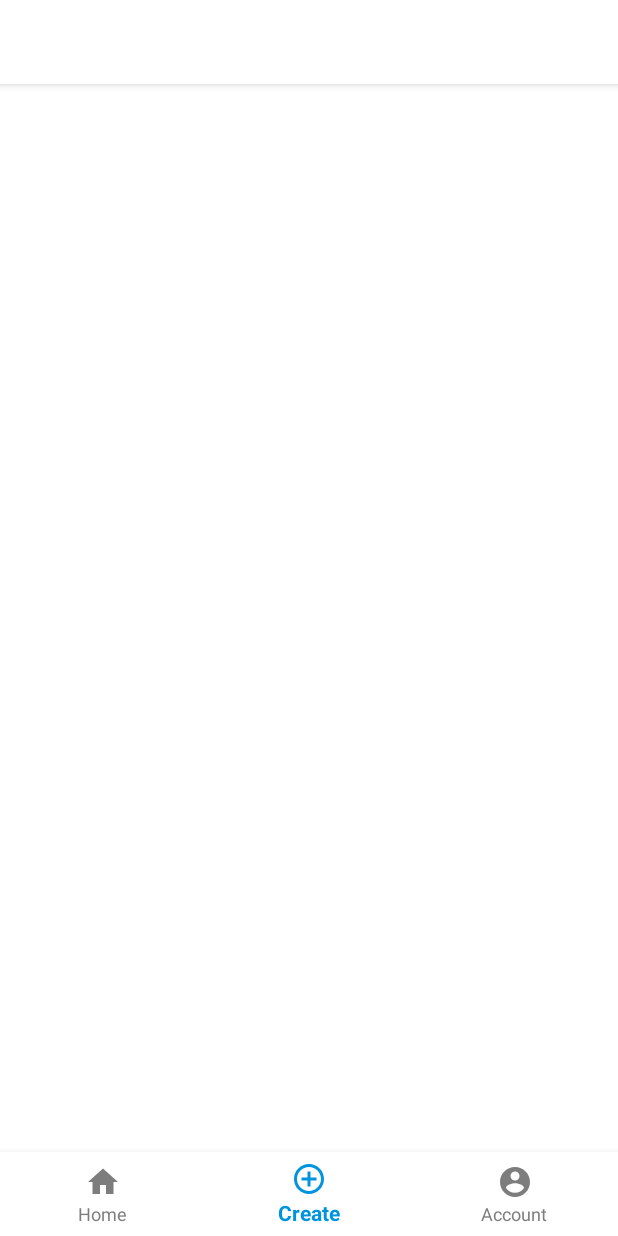
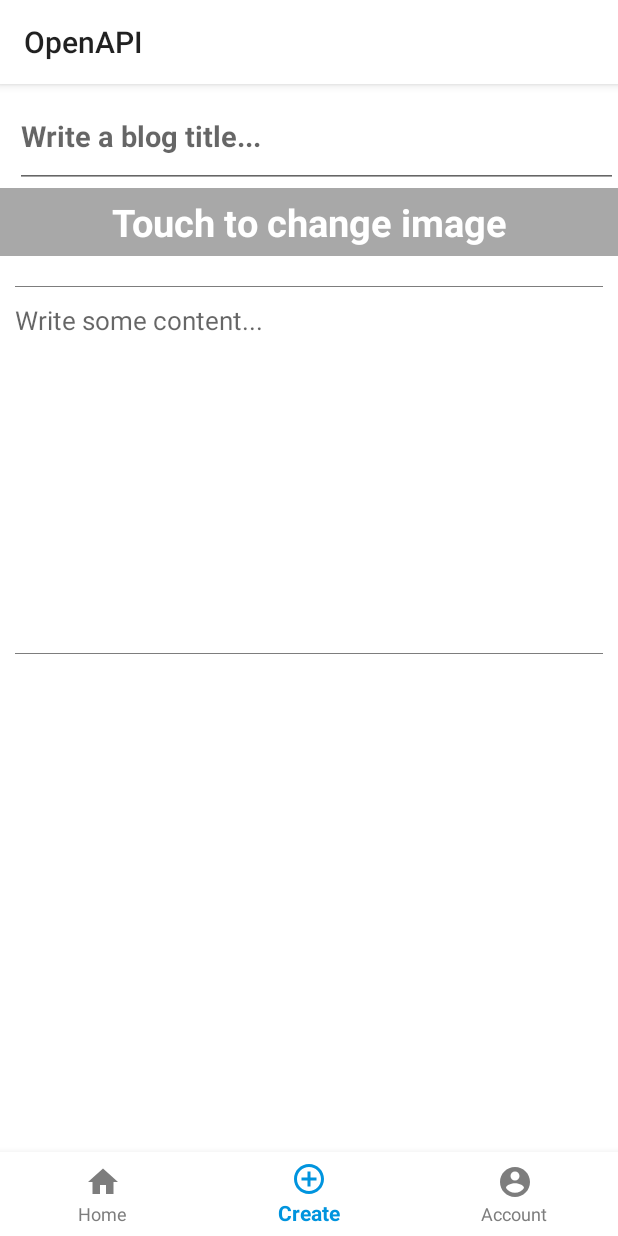
Before and after one commit to SPReddy17/OpenApi, an Android app: the MainActivity screen opened directly, with no data from a screen before it, item 2 of the bottom bar chosen, on a phone screen of 412 x 824 dp. Run offline under Robolectric (Android 15) with nearby library versions, the phone set to English and light mode, and no system bars; our stand-ins replace Dagger/Hilt's generated code.

Commit message:
CustomBottomNavController

```diff
--- a/app/src/main/java/com/android/openapi/ui/main/MainActivity.kt
+++ b/app/src/main/java/com/android/openapi/ui/main/MainActivity.kt
@@ -4,27 +4,112 @@ import android.content.Intent
 import android.os.Bundle
 import android.os.PersistableBundle
 import android.util.Log
+import android.view.MenuItem
 import android.view.View
+import androidx.fragment.app.Fragment
 import androidx.lifecycle.Observer
+import androidx.navigation.NavController
 import com.android.openapi.R
 import com.android.openapi.ui.BaseActivity
 import com.android.openapi.ui.auth.AuthActivity
-import kotlinx.android.synthetic.main.activity_main.progress_bar
+import com.android.openapi.ui.main.account.ChangePasswordFragment
+import com.android.openapi.ui.main.account.UpdateAccountFragment
+import com.android.openapi.ui.main.blog.UpdateBlogFragment
+import com.android.openapi.ui.main.blog.ViewBlogFragment
+import com.android.openapi.util.BottomNavController
+import com.android.openapi.util.setUpNavigation
+import com.google.android.material.bottomnavigation.BottomNavigationView
+import kotlinx.android.synthetic.main.activity_main.*
 
-class MainActivity :BaseActivity(){
+class MainActivity : BaseActivity(),
+    BottomNavController.NavGraphProvider,
+    BottomNavController.OnNavigationGraphChanged,
+    BottomNavController.OnNavigationReselectedListener
+{
 
+    private lateinit var bottomNavigationView: BottomNavigationView
+
+    private val bottomNavController by lazy(LazyThreadSafetyMode.NONE) {
+        BottomNavController(
+            this,
+            R.id.main_nav_host_fragment,
+            R.id.nav_blog,
+            this,
+            this)
+    }
+
+    override fun getNavGraphId(itemId: Int) = when(itemId){
+        R.id.nav_blog -> {
+            R.navigation.nav_blog
+        }
+        R.id.nav_create_blog -> {
+            R.navigation.nav_create_blog
+        }
+        R.id.nav_account -> {
+            R.navigation.nav_account
+        }
+        else -> {
+            R.navigation.nav_blog
+        }
+    }
+
+    override fun onGraphChange() {
+//        TODO("What needs to happen when the graph changes?")
+    }
+
+    override fun onReselectNavItem(
+        navController: NavController,
+        fragment: Fragment
+    ) = when(fragment){
+
+        is ViewBlogFragment -> {
+            navController.navigate(R.id.action_viewBlogFragment_to_home)
+        }
+
+        is UpdateBlogFragment -> {
+            navController.navigate(R.id.action_updateBlogFragment_to_home)
+        }
+
+        is UpdateAccountFragment -> {
+            navController.navigate(R.id.action_updateAccountFragment_to_home)
+        }
+
+        is ChangePasswordFragment -> {
+            navController.navigate(R.id.action_changePasswordFragment_to_home)
+        }
+
+        else -> {
+            // do nothing
+        }
+    }
+
+    override fun onBackPressed() = bottomNavController.onBackPressed()
+
+    override fun onOptionsItemSelected(item: MenuItem?): Boolean {
+
+        when(item?.itemId){
+            android.R.id.home -> onBackPressed()
+        }
+        return super.onOptionsItemSelected(item)
+    }
 
     override fun onCreate(savedInstanceState: Bundle?) {
         super.onCreate(savedInstanceState)
         setContentView(R.layout.activity_main)
 
+        setupActionBar()
+        bottomNavigationView = findViewById(R.id.bottom_navigation_view)
+        bottomNavigationView.setUpNavigation(bottomNavController, this)
+        if (savedInstanceState == null) {
+            bottomNavController.onNavigationItemSelected()
+        }
 
         subscribeObservers()
     }
 
     fun subscribeObservers(){
-        sessionManager.cachedToken.observe(this, Observer {authToken ->
-            Log.d(TAG, "subscribeObservers:  subscribeObservers : AuthToken: ${authToken}")
+        sessionManager.cachedToken.observe(this, Observer{ authToken ->
+            Log.d(TAG, "MainActivity, subscribeObservers: ViewState: ${authToken}")
             if(authToken == null || authToken.account_pk == -1 || authToken.token == null){
                 navAuthActivity()
                 finish()
@@ -32,18 +117,22 @@ class MainActivity :BaseActivity(){
         })
     }
 
-    private fun navAuthActivity() {
-        val intent = Intent(this,AuthActivity::class.java)
+    private fun setupActionBar(){
+        setSupportActionBar(tool_bar)
+    }
+
+    private fun navAuthActivity(){
+        val intent = Intent(this, AuthActivity::class.java)
         startActivity(intent)
         finish()
     }
 
-    override fun displayProgressBar(bool: Boolean) {
+    override fun displayProgressBar(bool: Boolean){
         if(bool){
             progress_bar.visibility = View.VISIBLE
         }
         else{
-            progress_bar.visibility = View.INVISIBLE
+            progress_bar.visibility = View.GONE
         }
     }
 }
--- a/app/src/main/java/com/android/openapi/ui/main/blog/BlogFragment.kt
+++ b/app/src/main/java/com/android/openapi/ui/main/blog/BlogFragment.kt
@@ -4,7 +4,9 @@ import android.os.Bundle
 import android.view.LayoutInflater
 import android.view.View
 import android.view.ViewGroup
+import androidx.navigation.fragment.findNavController
 import com.android.openapi.R
+import kotlinx.android.synthetic.main.fragment_blog.*
 
 class BlogFragment : BaseBlogFragment(){
 
@@ -19,5 +21,11 @@ class BlogFragment : BaseBlogFragment(){
 
     override fun onViewCreated(view: View, savedInstanceState: Bundle?) {
         super.onViewCreated(view, savedInstanceState)
+        setHasOptionsMenu(true)
+
+        goViewBlogFragment.setOnClickListener {
+            findNavController().navigate(R.id.action_blogFragment_to_viewBlogFragment)
+        }
     }
+
 }
--- /dev/null
+++ b/app/src/main/java/com/android/openapi/util/BottomNavController.kt
@@ -0,0 +1,185 @@
+package com.android.openapi.util
+
+import android.app.Activity
+import android.content.Context
+import androidx.annotation.IdRes
+import androidx.annotation.NavigationRes
+import androidx.fragment.app.Fragment
+import androidx.fragment.app.FragmentActivity
+import androidx.fragment.app.FragmentManager
+import androidx.navigation.NavController
+import androidx.navigation.findNavController
+import androidx.navigation.fragment.NavHostFragment
+import com.android.openapi.R
+import com.google.android.material.bottomnavigation.BottomNavigationView
+
+/**
+ * Class credit: Allan Veloso
+ * I took the concept from Allan Veloso and made alterations to fit our needs.
+ * https://stackoverflow.com/questions/50577356/android-jetpack-navigation-bottomnavigationview-with-youtube-or-instagram-like#_=_
+ * @property navigationBackStack: Backstack for the bottom navigation
+ */
+class BottomNavController(
+    val context: Context,
+    @IdRes val containerId: Int,
+    @IdRes val appStartDestinationId: Int,
+    val graphChangeListener: OnNavigationGraphChanged?,
+    val navGraphProvider: NavGraphProvider
+) {
+    private val TAG: String = "AppDebug"
+    private val navigationBackStack = BackStack.of(appStartDestinationId)
+    lateinit var activity: Activity
+    lateinit var fragmentManager: FragmentManager
+    lateinit var navItemChangeListener: OnNavigationItemChanged
+
+
+    init {
+        if (context is Activity) {
+            activity = context
+            fragmentManager = (activity as FragmentActivity).supportFragmentManager
+        }
+    }
+
+    fun onNavigationItemSelected(itemId: Int = navigationBackStack.last()): Boolean {
+
+        // Replace fragment representing a navigation item
+        val fragment = fragmentManager.findFragmentByTag(itemId.toString())
+            ?: NavHostFragment.create(navGraphProvider.getNavGraphId(itemId))
+        fragmentManager.beginTransaction()
+            .setCustomAnimations(
+                R.anim.fade_in,
+                R.anim.fade_out,
+                R.anim.fade_in,
+                R.anim.fade_out
+            )
+            .replace(containerId, fragment, itemId.toString())
+            .addToBackStack(null)
+            .commit()
+
+        // Add to back stack
+        navigationBackStack.moveLast(itemId)
+
+        // Update checked icon
+        navItemChangeListener.onItemChanged(itemId)
+
+        // communicate with Activity
+        graphChangeListener?.onGraphChange()
+
+        return true
+    }
+
+    fun onBackPressed() {
+        val childFragmentManager = fragmentManager.findFragmentById(containerId)!!
+            .childFragmentManager
+        when {
+            // We should always try to go back on the child fragment manager stack before going to
+            // the navigation stack. It's important to use the child fragment manager instead of the
+            // NavController because if the user change tabs super fast commit of the
+            // supportFragmentManager may mess up with the NavController child fragment manager back
+            // stack
+
+            childFragmentManager.popBackStackImmediate() -> {
+            }
+            // Fragment back stack is empty so try to go back on the navigation stack
+            navigationBackStack.size > 1 -> {
+                // Remove last item from back stack
+                navigationBackStack.removeLast()
+
+                // Update the container with new fragment
+                onNavigationItemSelected()
+
+            }
+            // If the stack has only one and it's not the navigation home we should
+            // ensure that the application always leave from startDestination
+            navigationBackStack.last() != appStartDestinationId -> {
+                navigationBackStack.removeLast()
+                navigationBackStack.add(0, appStartDestinationId)
+                onNavigationItemSelected()
+            }
+            // Navigation stack is empty, so finish the activity
+            else -> activity.finish()
+        }
+    }
+
+    private class BackStack : ArrayList<Int>() {
+        companion object {
+            fun of(vararg elements: Int): BackStack {
+                val b = BackStack()
+                b.addAll(elements.toTypedArray())
+                return b
+            }
+        }
+
+        fun removeLast() = removeAt(size - 1)
+
+        fun moveLast(item: Int) {
+            remove(item) // if present, remove
+            add(item) // add to end of list
+        }
+    }
+
+
+    // For setting the checked icon in the bottom nav
+    interface OnNavigationItemChanged {
+        fun onItemChanged(itemId: Int)
+    }
+
+    // Get id of each graph
+    // ex: R.navigation.nav_blog
+    // ex: R.navigation.nav_create_blog
+    interface NavGraphProvider {
+        @NavigationRes
+        fun getNavGraphId(itemId: Int): Int
+    }
+
+    // Execute when Navigation Graph changes.
+    // ex: Select a new item on the bottom navigation
+    // ex: Home -> Account
+    interface OnNavigationGraphChanged{
+        fun onGraphChange()
+    }
+
+    interface OnNavigationReselectedListener{
+
+        fun onReselectNavItem(navController: NavController, fragment: Fragment)
+    }
+
+    fun setOnItemNavigationChanged(listener: (itemId: Int) -> Unit) {
+        this.navItemChangeListener = object : OnNavigationItemChanged {
+            override fun onItemChanged(itemId: Int) {
+                listener.invoke(itemId)
+            }
+        }
+    }
+
+}
+
+// Convenience extension to set up the navigation
+fun BottomNavigationView.setUpNavigation(
+    bottomNavController: BottomNavController,
+    onReselectListener: BottomNavController.OnNavigationReselectedListener
+) {
+
+    setOnNavigationItemSelectedListener {
+        bottomNavController.onNavigationItemSelected(it.itemId)
+
+    }
+
+    setOnNavigationItemReselectedListener {
+        bottomNavController
+            .fragmentManager
+            .findFragmentById(bottomNavController.containerId)!!
+            .childFragmentManager
+            .fragments[0]?.let { fragment ->
+
+            onReselectListener.onReselectNavItem(
+                bottomNavController.activity.findNavController(bottomNavController.containerId),
+                fragment
+            )
+        }
+    }
+
+    bottomNavController.setOnItemNavigationChanged { itemId ->
+        menu.findItem(itemId).isChecked = true
+    }
+}
--- a/app/src/main/res/navigation/nav_account.xml
+++ b/app/src/main/res/navigation/nav_account.xml
@@ -1,58 +1,65 @@
 <?xml version="1.0" encoding="utf-8"?>
-<navigation xmlns:android="http://schemas.android.com/apk/res/android"
+<navigation
+    xmlns:tools="http://schemas.android.com/tools"
     xmlns:app="http://schemas.android.com/apk/res-auto"
-    xmlns:tools="http://schemas.android.com/tools"
+    xmlns:android="http://schemas.android.com/apk/res/android"
     android:id="@+id/nav_account"
-    app:startDestination="@id/accountFragment">
+    app:startDestination="@id/accountFragment"
+    tools:ignore="UnusedNavigation">
 
-    <fragment
-        android:id="@+id/accountFragment"
+    <fragment android:id="@+id/accountFragment"
         android:name="com.android.openapi.ui.main.account.AccountFragment"
-        android:label="fragment_account"
-        tools:layout="@layout/fragment_account" >
-        <action
-            android:id="@+id/action_accountFragment_to_changePasswordFragment"
+        android:label="@string/fragment_account"
+        tools:layout="@layout/fragment_account">
+
+        <action android:id="@+id/action_accountFragment_to_changePasswordFragment"
             app:destination="@id/changePasswordFragment"
             app:popEnterAnim="@anim/slide_in_left"
             app:popExitAnim="@anim/slide_out_right"
             app:enterAnim="@anim/slide_in_right"
-            app:exitAnim="@anim/slide_out_left" />
-        <action
-            android:id="@+id/action_accountFragment_to_updateAccountFragment"
+            app:exitAnim="@anim/slide_out_left"/>
+
+        <action android:id="@+id/action_accountFragment_to_updateAccountFragment"
             app:destination="@id/updateAccountFragment"
             app:popEnterAnim="@anim/slide_in_left"
             app:popExitAnim="@anim/slide_out_right"
             app:enterAnim="@anim/slide_in_right"
             app:exitAnim="@anim/slide_out_left"/>
     </fragment>
-    <fragment
-        android:id="@+id/updateAccountFragment"
-        android:name="com.android.openapi.ui.main.account.UpdateAccountFragment"
-        android:label="fragment_update_account"
-        tools:layout="@layout/fragment_update_account" >
-        <action
-            android:id="@+id/action_updateAccountFragment_to_accountFragment"
+
+    <fragment android:id="@+id/changePasswordFragment"
+        android:name="com.android.openapi.ui.main.account.ChangePasswordFragment"
+        android:label="@string/fragment_change_password"
+        tools:layout="@layout/fragment_change_password">
+
+        <action android:id="@+id/action_changePasswordFragment_to_home"
             app:destination="@id/accountFragment"
             app:popEnterAnim="@anim/fade_in"
             app:popExitAnim="@anim/fade_out"
             app:enterAnim="@anim/fade_in"
             app:exitAnim="@anim/fade_out"
-            app:popUpTo="@id/nav_account"
-            app:popUpToInclusive="true"/>
+            app:popUpTo="@+id/nav_account"
+            app:popUpToInclusive="true"
+            />
+
     </fragment>
-    <fragment
-        android:id="@+id/changePasswordFragment"
-        android:name="com.android.openapi.ui.main.account.ChangePasswordFragment"
-        android:label="fragment_change_password"
-        tools:layout="@layout/fragment_change_password" >
-        <action
-            android:id="@+id/action_changePasswordFragment_to_accountFragment"
+
+
+    <fragment android:id="@+id/updateAccountFragment"
+        android:name="com.android.openapi.ui.main.account.UpdateAccountFragment"
+        android:label="@string/fragment_update_account"
+        tools:layout="@layout/fragment_update_account">
+
+
+        <action android:id="@+id/action_updateAccountFragment_to_home"
             app:destination="@id/accountFragment"
             app:popEnterAnim="@anim/fade_in"
             app:popExitAnim="@anim/fade_out"
             app:enterAnim="@anim/fade_in"
             app:exitAnim="@anim/fade_out"
-            app:popUpTo="@id/nav_account"
-            app:popUpToInclusive="true"/>
+            app:popUpTo="@+id/nav_account"
+            app:popUpToInclusive="true"
+            />
     </fragment>
+
 </navigation>
```
Also changed, not shown: app/src/main/java/com/android/openapi/ui/main/account/AccountFragment.kt (+31 -3 lines), app/src/main/java/com/android/openapi/ui/main/blog/ViewBlogFragment.kt (+29 -3 lines).
